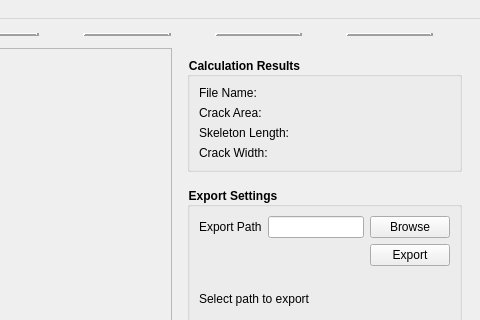
First picture: the form in src/resources/ui/main.ui, repository TUD-IMB/Crackpot, before the edit; both pictures show x 226 to 706 and y 0 to 320 of the 706 by 656 pixel window.
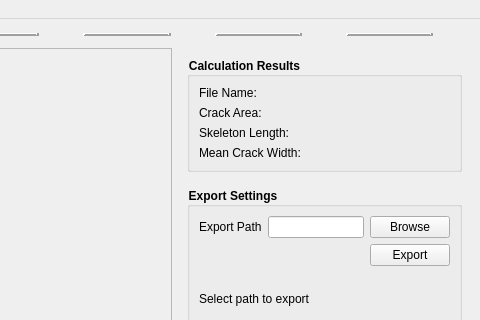
Second picture: the form after the edit. The open tabs and pages were chosen to show the change. Icons and pictures are not drawn.

Commit message: Update data units in export stage.

Diff of the .ui file:
```diff
--- a/src/resources/ui/main.ui
+++ b/src/resources/ui/main.ui
@@ -1457,7 +1457,7 @@
                      <item>
                       <widget class="QLabel" name="label_11">
                        <property name="text">
-                        <string>Crack Width:</string>
+                        <string>Mean Crack Width:</string>
                        </property>
                       </widget>
                      </item>
```
Left out of the diff: 6 changed lines with no effect on the pictures. The commit also changes 2 other files.
